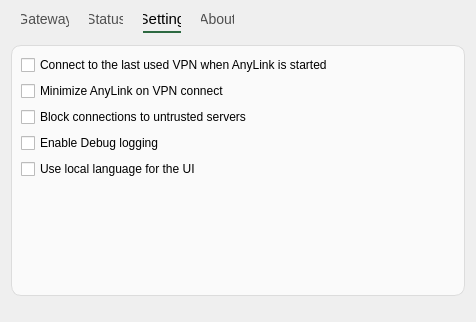
The window that src/anylink.ui (tlslink/anylink-client) describes before a commit, drawn with Qt 5.
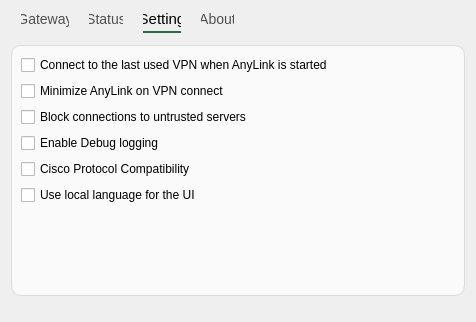
The same window after the commit. The open tabs and pages were chosen to show the change. Custom widgets are drawn as their Qt base class.

Commit message: add cisco_compat mode

```diff
--- a/src/anylink.ui
+++ b/src/anylink.ui
@@ -586,6 +586,13 @@
            </property>
           </widget>
          </item>
+         <item>
+          <widget class="QCheckBox" name="checkBoxCiscoCompat">
+           <property name="text">
+            <string>Cisco Protocol Compatibility</string>
+           </property>
+          </widget>
+         </item>
          <item>
           <widget class="QCheckBox" name="checkBoxLang">
            <property name="text">
```
The commit also changes 4 other files.
